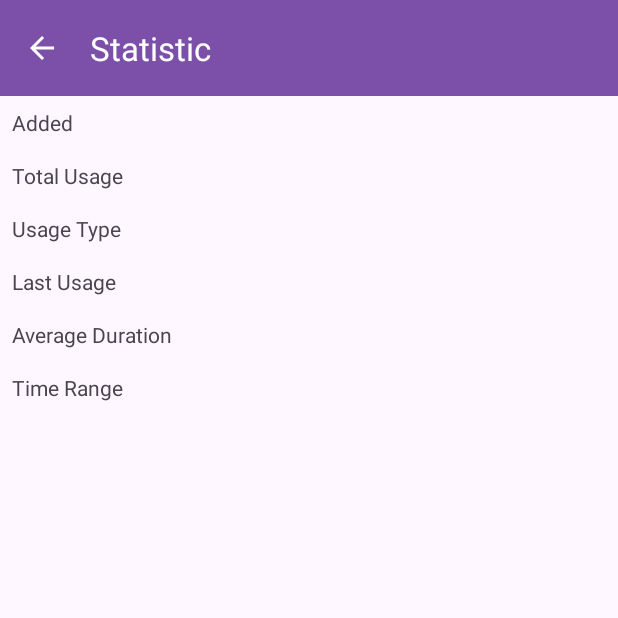
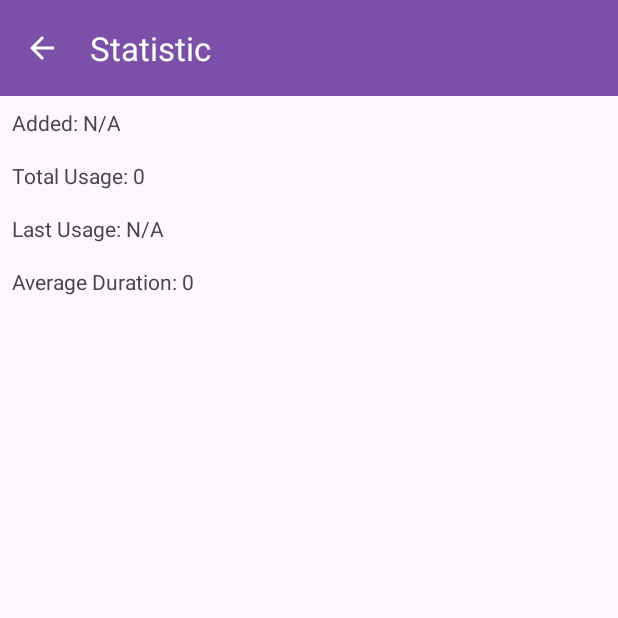
Before and after one commit to BayuNindioko/HabitApp, an Android app: the DetailStatisticActivity screen opened directly, with no data from a screen before it, on a phone screen of 412 x 824 dp, the top half of it. Run offline under Robolectric (Android 15) with nearby library versions, the phone set to English and light mode, and no system bars.

Commit message:
feat: laporan statistic habit

```diff
--- a/app/src/main/java/com/example/habitapp/BottomNav/notifications/DetailStatisticActivity.kt
+++ b/app/src/main/java/com/example/habitapp/BottomNav/notifications/DetailStatisticActivity.kt
@@ -1,13 +1,16 @@
 package com.example.habitapp.BottomNav.notifications
 
+import android.os.Bundle
+import android.util.Log
 import androidx.appcompat.app.AppCompatActivity
-import android.os.Bundle
 import android.view.MenuItem
-import com.example.habitapp.R
-import com.example.habitapp.databinding.ActivityDetailBinding
 import com.example.habitapp.databinding.ActivityDetailStatisticBinding
+import com.google.firebase.Timestamp
+import java.text.SimpleDateFormat
+import java.util.*
 
 class DetailStatisticActivity : AppCompatActivity() {
+
     private lateinit var binding: ActivityDetailStatisticBinding
 
     override fun onCreate(savedInstanceState: Bundle?) {
@@ -19,6 +22,21 @@ class DetailStatisticActivity : AppCompatActivity() {
             setDisplayHomeAsUpEnabled(true)
             setTitle("Statistic")
         }
+
+        val habitTitle = intent.getStringExtra("HABIT_TITLE") ?: ""
+        val addedDate = intent.getSerializableExtra("HABIT_Add") as? Date
+        val avgDuration = intent.getLongExtra("HABIT_Avg", 0)
+        val lastUsageDate = intent.getSerializableExtra("HABIT_Last") as? Date
+        val totalUsage = intent.getLongExtra("HABIT_Total", 0)
+
+        val dateFormat = SimpleDateFormat("MMM d, yyyy, HH:mm:ss", Locale.getDefault())
+        val addedString = addedDate?.let { dateFormat.format(it) } ?: "N/A"
+        val lastUsageString = lastUsageDate?.let { dateFormat.format(it) } ?: "N/A"
+
+        binding.textAdded.text = "Added: $addedString"
+        binding.textAvgDuration.text = "Average Duration: $avgDuration"
+        binding.textLastUsage.text = "Last Usage: $lastUsageString"
+        binding.textTotalUsage.text = "Total Usage: $totalUsage"
     }
 
     override fun onOptionsItemSelected(item: MenuItem): Boolean {
--- a/app/src/main/java/com/example/habitapp/BottomNav/notifications/NotificationsFragment.kt
+++ b/app/src/main/java/com/example/habitapp/BottomNav/notifications/NotificationsFragment.kt
@@ -48,13 +48,11 @@ class NotificationsFragment : Fragment() {
                                 val lastUsage = value["lastUsage"] as? Timestamp
                                 val totalUsage = value["totalUsage"] as? Long
 
-                                Log.d("NotificationsFragment", "Habit ID: $key, Title: $title, Added: $added, Avg Duration: $averageDuration, Last Usage: $lastUsage, Total Usage: $totalUsage")
-
                                 if (title != null && added != null && averageDuration != null &&
                                     lastUsage != null && totalUsage != null
                                 ) {
                                     val statistic = Statistic(
-                                        key, // key here is habitId
+                                        key,
                                         title,
                                         added,
                                         averageDuration,
@@ -70,9 +68,9 @@ class NotificationsFragment : Fragment() {
                         val statisticAdapter = StatisticAdapter(habitList) { habit ->
                             val intent = Intent(context, DetailStatisticActivity::class.java)
                             intent.putExtra("HABIT_TITLE", habit.title)
-                            intent.putExtra("HABIT_Add", habit.added)
+                            intent.putExtra("HABIT_Add", habit.added?.toDate())
                             intent.putExtra("HABIT_Avg", habit.averageDuration)
-                            intent.putExtra("HABIT_Last", habit.lastUsage)
+                            intent.putExtra("HABIT_Last", habit.lastUsage?.toDate())
                             intent.putExtra("HABIT_Total", habit.totalUsage)
                             startActivity(intent)
                         }
--- a/app/src/main/res/layout/activity_detail_statistic.xml
+++ b/app/src/main/res/layout/activity_detail_statistic.xml
@@ -38,16 +38,6 @@
         app:layout_constraintTop_toBottomOf="@id/text_added"
         android:padding="8dp"/>
 
-    <!-- TextView for Usage Type -->
-    <TextView
-        android:id="@+id/text_usage_type"
-        android:layout_width="wrap_content"
-        android:layout_height="wrap_content"
-        android:text="Usage Type"
-        app:layout_constraintStart_toStartOf="parent"
-        app:layout_constraintTop_toBottomOf="@id/text_total_usage"
-        android:padding="8dp"/>
-
     <!-- TextView for Last Usage -->
     <TextView
         android:id="@+id/text_last_usage"
@@ -55,7 +45,7 @@
         android:layout_height="wrap_content"
         android:text="Last Usage"
         app:layout_constraintStart_toStartOf="parent"
-        app:layout_constraintTop_toBottomOf="@id/text_usage_type"
+        app:layout_constraintTop_toBottomOf="@id/text_total_usage"
         android:padding="8dp"/>
 
     <!-- TextView for Average Duration -->
@@ -68,15 +58,5 @@
         app:layout_constraintTop_toBottomOf="@id/text_last_usage"
         android:padding="8dp"/>
 
-    <!-- TextView for Time Range -->
-    <TextView
-        android:id="@+id/text_time_range"
-        android:layout_width="wrap_content"
-        android:layout_height="wrap_content"
-        android:text="Time Range"
-        app:layout_constraintStart_toStartOf="parent"
-        app:layout_constraintTop_toBottomOf="@id/text_avg_duration"
-        android:padding="8dp"/>
-
 
 </androidx.constraintlayout.widget.ConstraintLayout>
```
